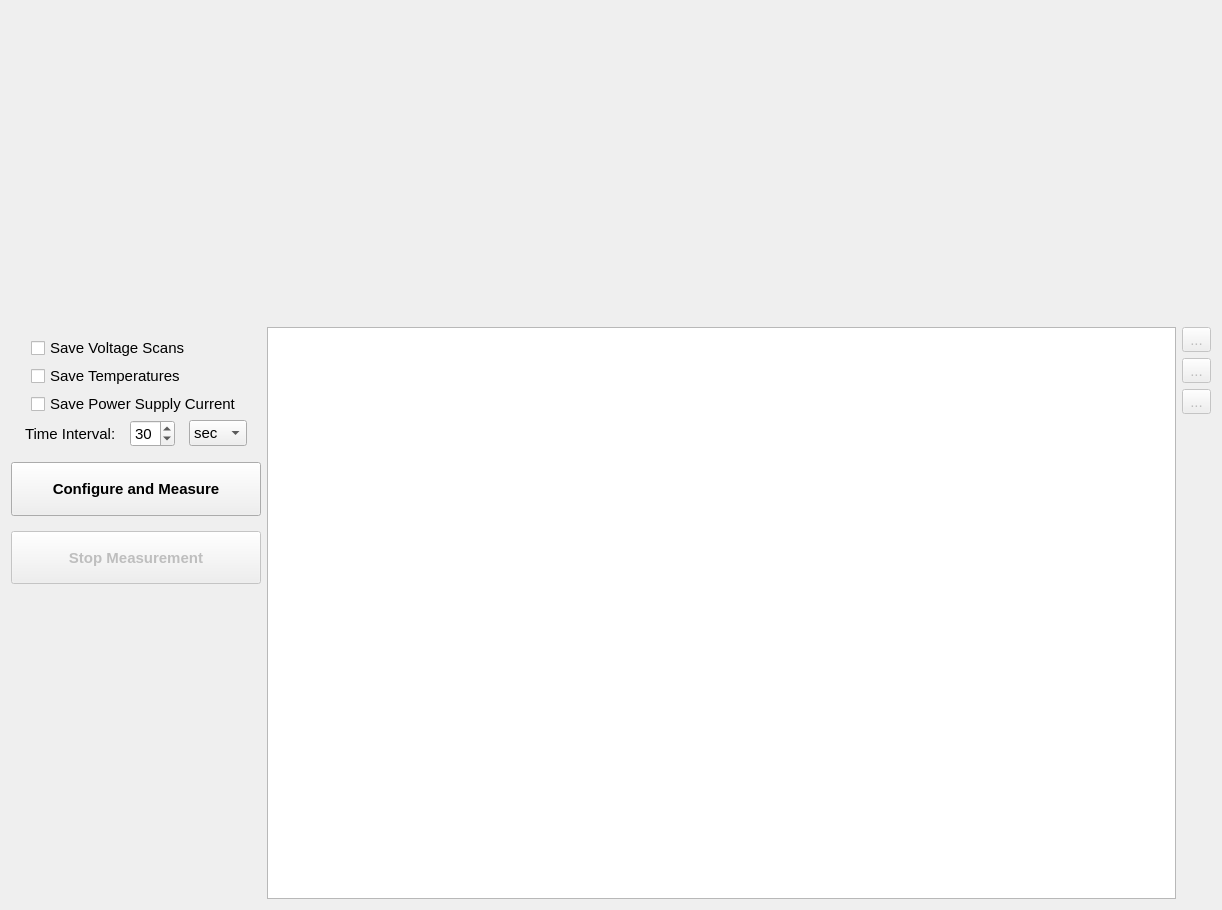
Above: hallbench/gui/ui/measurementwidget.ui from lnls-ima/hall-bench-control before the change. Below: the same form after it.
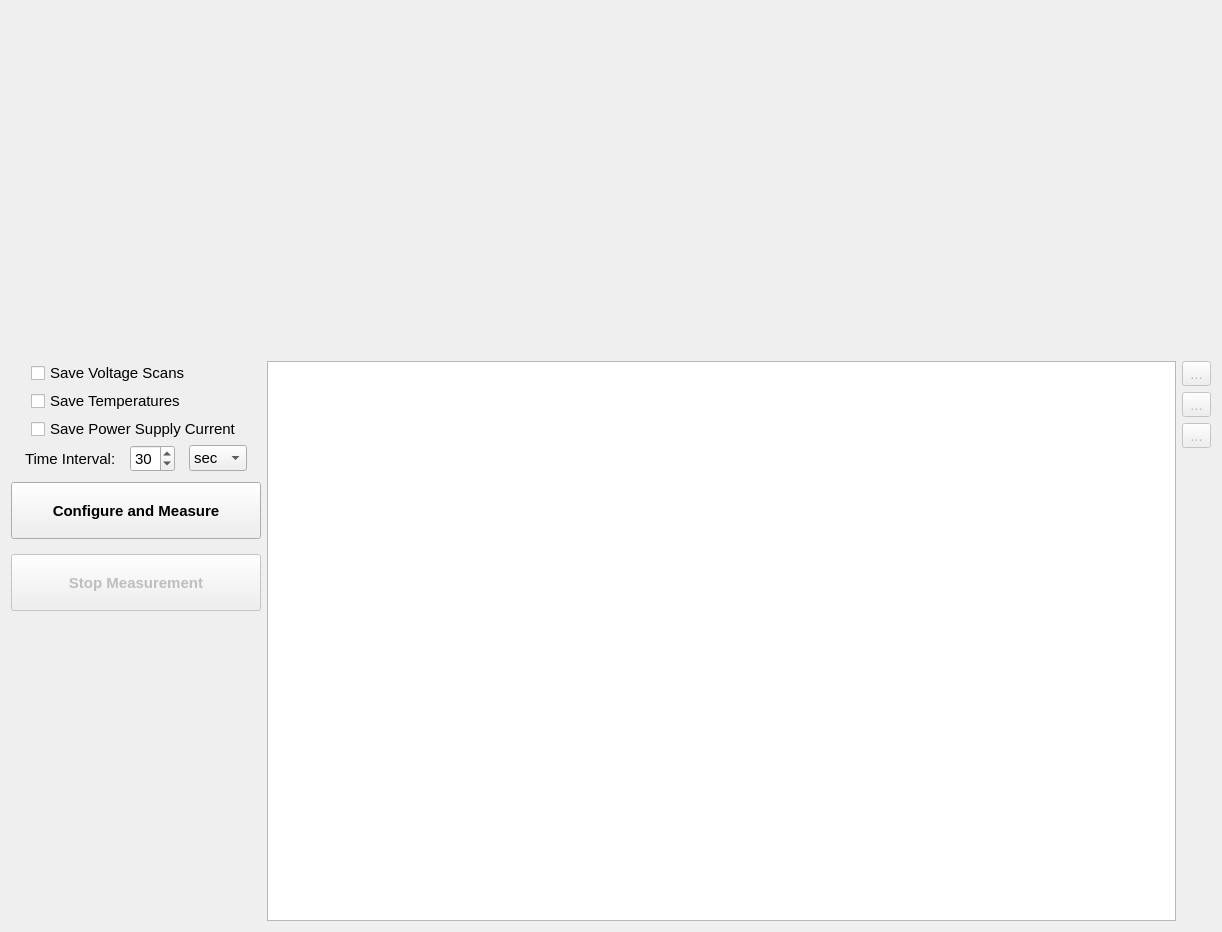
That is the form after the change. Icons and pictures are not drawn. Custom widgets are drawn as their Qt base class.

What changed in the file:
```diff
--- a/hallbench/gui/ui/measurementwidget.ui
+++ b/hallbench/gui/ui/measurementwidget.ui
@@ -7,7 +7,7 @@
     <x>0</x>
     <y>0</y>
     <width>1218</width>
-    <height>910</height>
+    <height>932</height>
    </rect>
   </property>
   <property name="font">
@@ -30,7 +30,7 @@
      <property name="minimumSize">
       <size>
        <width>1200</width>
-       <height>310</height>
+       <height>344</height>
       </size>
      </property>
     </widget>
@@ -38,10 +38,10 @@
    <item row="1" column="0">
     <layout class="QVBoxLayout" name="verticalLayout">
      <property name="spacing">
-      <number>15</number>
+      <number>10</number>
      </property>
      <property name="topMargin">
-      <number>9</number>
+      <number>0</number>
      </property>
      <item>
       <layout class="QGridLayout" name="gridLayout_2">
@@ -186,6 +186,22 @@
        </property>
       </widget>
      </item>
+     <item>
+      <spacer name="verticalSpacer">
+       <property name="orientation">
+        <enum>Qt::Vertical</enum>
+       </property>
+       <property name="sizeType">
+        <enum>QSizePolicy::Fixed</enum>
+       </property>
+       <property name="sizeHint" stdset="0">
+        <size>
+         <width>5</width>
+         <height>5</height>
+        </size>
+       </property>
+      </spacer>
+     </item>
      <item>
       <widget class="QPushButton" name="stop_btn">
        <property name="enabled">
```
